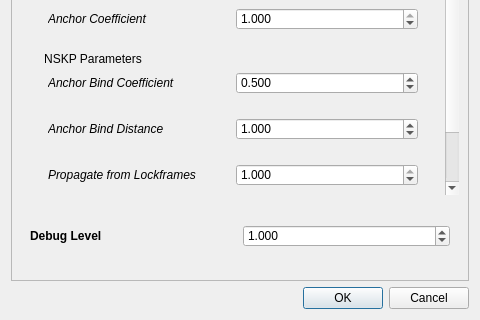
First picture: the form in src/libposegui/solverparametersdialog.ui, repository spelteam/spel, before the edit; both pictures show x 0 to 480 and y 320 to 640 of the 480 by 640 pixel window.
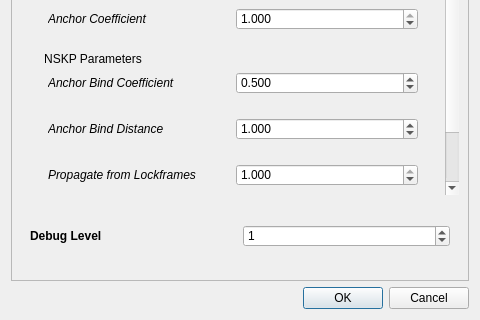
Second picture: the form after the edit.

Commit message: <Andrij Tymchuk>: Fix debug level param to integer value(instead of double)

What changed in the file:
```diff
--- a/src/libposegui/solverparametersdialog.ui
+++ b/src/libposegui/solverparametersdialog.ui
@@ -1073,18 +1073,12 @@
            </widget>
           </item>
           <item>
-           <widget class="QDoubleSpinBox" name="dspbDebugLvl">
-            <property name="decimals">
-             <number>3</number>
-            </property>
+           <widget class="QSpinBox" name="spbDebugLvl">
             <property name="maximum">
-             <double>4.000000000000000</double>
-            </property>
-            <property name="singleStep">
-             <double>1.000000000000000</double>
+             <number>4</number>
             </property>
             <property name="value">
-             <double>1.000000000000000</double>
+             <number>1</number>
             </property>
            </widget>
           </item>
```
